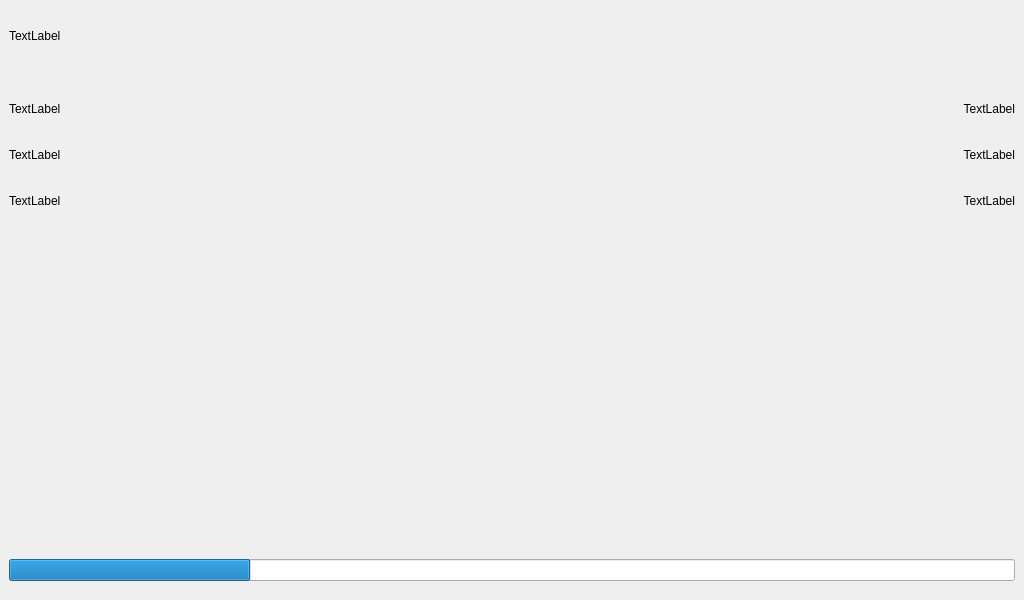
Above: src/ui/gui/storyboards/InformationPage.ui from HBuczynski/AHRS before the change. Below: the same form after it.
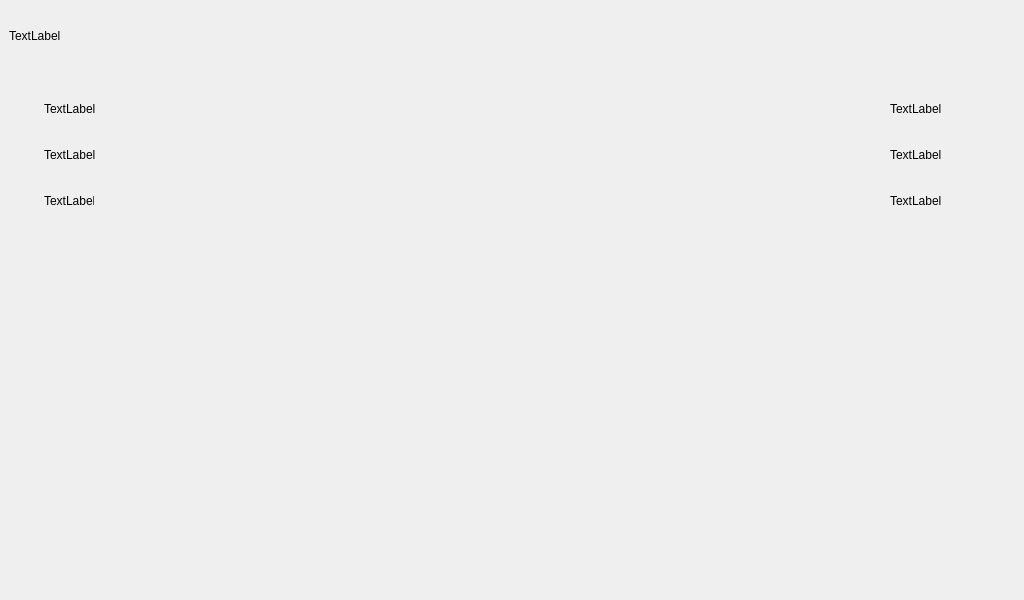
That is the form after the change.

```diff
--- a/src/ui/gui/storyboards/InformationPage.ui
+++ b/src/ui/gui/storyboards/InformationPage.ui
@@ -64,17 +64,33 @@
     </item>
     <item>
      <layout class="QHBoxLayout" name="horizontalLayout_3">
+      <item>
+       <spacer name="horizontalSpacer_2">
+        <property name="orientation">
+         <enum>Qt::Horizontal</enum>
+        </property>
+        <property name="sizeType">
+         <enum>QSizePolicy::Fixed</enum>
+        </property>
+        <property name="sizeHint" stdset="0">
+         <size>
+          <width>35</width>
+          <height>20</height>
+         </size>
+        </property>
+       </spacer>
+      </item>
       <item>
        <widget class="QLabel" name="lefLabel">
         <property name="minimumSize">
          <size>
-          <width>280</width>
+          <width>230</width>
           <height>0</height>
          </size>
         </property>
         <property name="maximumSize">
          <size>
-          <width>280</width>
+          <width>230</width>
           <height>16777215</height>
          </size>
         </property>
@@ -129,13 +145,13 @@
        <widget class="QLabel" name="rightLabel">
         <property name="minimumSize">
          <size>
-          <width>160</width>
+          <width>90</width>
           <height>0</height>
          </size>
         </property>
         <property name="maximumSize">
          <size>
-          <width>160</width>
+          <width>90</width>
           <height>16777215</height>
          </size>
         </property>
@@ -143,10 +159,26 @@
          <string>TextLabel</string>
         </property>
         <property name="alignment">
-         <set>Qt::AlignRight|Qt::AlignTrailing|Qt::AlignVCenter</set>
+         <set>Qt::AlignLeading|Qt::AlignLeft|Qt::AlignVCenter</set>
         </property>
        </widget>
       </item>
+      <item>
+       <spacer name="horizontalSpacer">
+        <property name="orientation">
+         <enum>Qt::Horizontal</enum>
+        </property>
+        <property name="sizeType">
+         <enum>QSizePolicy::Fixed</enum>
+        </property>
+        <property name="sizeHint" stdset="0">
+         <size>
+          <width>35</width>
+          <height>20</height>
+         </size>
+        </property>
+       </spacer>
+      </item>
      </layout>
     </item>
     <item>
@@ -167,17 +199,33 @@
     </item>
     <item>
      <layout class="QHBoxLayout" name="horizontalLayout_5">
+      <item>
+       <spacer name="horizontalSpacer_3">
+        <property name="orientation">
+         <enum>Qt::Horizontal</enum>
+        </property>
+        <property name="sizeType">
+         <enum>QSizePolicy::Fixed</enum>
+        </property>
+        <property name="sizeHint" stdset="0">
+         <size>
+          <width>35</width>
+          <height>20</height>
+         </size>
+        </property>
+       </spacer>
+      </item>
       <item>
        <widget class="QLabel" name="lefLabel_2">
         <property name="minimumSize">
          <size>
-          <width>280</width>
+          <width>267</width>
           <height>0</height>
          </size>
         </property>
         <property name="maximumSize">
          <size>
-          <width>280</width>
+          <width>267</width>
           <height>16777215</height>
          </size>
         </property>
@@ -232,13 +280,13 @@
        <widget class="QLabel" name="rightLabel_2">
         <property name="minimumSize">
          <size>
-          <width>160</width>
+          <width>90</width>
           <height>0</height>
          </size>
         </property>
         <property name="maximumSize">
          <size>
-          <width>160</width>
+          <width>90</width>
           <height>16777215</height>
          </size>
         </property>
@@ -246,10 +294,26 @@
          <string>TextLabel</string>
         </property>
         <property name="alignment">
-         <set>Qt::AlignRight|Qt::AlignTrailing|Qt::AlignVCenter</set>
+         <set>Qt::AlignLeading|Qt::AlignLeft|Qt::AlignVCenter</set>
         </property>
        </widget>
       </item>
+      <item>
+       <spacer name="horizontalSpacer_7">
+        <property name="orientation">
+         <enum>Qt::Horizontal</enum>
+        </property>
+        <property name="sizeType">
+         <enum>QSizePolicy::Fixed</enum>
+        </property>
+        <property name="sizeHint" stdset="0">
+         <size>
+          <width>35</width>
+          <height>20</height>
+         </size>
+        </property>
+       </spacer>
+      </item>
      </layout>
     </item>
     <item>
@@ -270,17 +334,33 @@
     </item>
     <item>
      <layout class="QHBoxLayout" name="horizontalLayout_6">
+      <item>
+       <spacer name="horizontalSpacer_4">
+        <property name="orientation">
+         <enum>Qt::Horizontal</enum>
+        </property>
+        <property name="sizeType">
+         <enum>QSizePolicy::Fixed</enum>
+        </property>
+        <property name="sizeHint" stdset="0">
+         <size>
+          <width>35</width>
+          <height>20</height>
+         </size>
+        </property>
+       </spacer>
+      </item>
       <item>
        <widget class="QLabel" name="lefLabel_3">
         <property name="minimumSize">
          <size>
-          <width>280</width>
+          <width>50</width>
           <height>0</height>
          </size>
         </property>
         <property name="maximumSize">
          <size>
-          <width>280</width>
+          <width>50</width>
           <height>16777215</height>
          </size>
         </property>
@@ -335,13 +415,13 @@
        <widget class="QLabel" name="rightLabel_3">
         <property name="minimumSize">
          <size>
-          <width>160</width>
+          <width>90</width>
           <height>0</height>
          </size>
         </property>
         <property name="maximumSize">
          <size>
-          <width>160</width>
+          <width>90</width>
           <height>16777215</height>
          </size>
         </property>
@@ -349,10 +429,26 @@
          <string>TextLabel</string>
         </property>
         <property name="alignment">
-         <set>Qt::AlignRight|Qt::AlignTrailing|Qt::AlignVCenter</set>
+         <set>Qt::AlignLeading|Qt::AlignLeft|Qt::AlignVCenter</set>
         </property>
        </widget>
       </item>
+      <item>
+       <spacer name="horizontalSpacer_8">
+        <property name="orientation">
+         <enum>Qt::Horizontal</enum>
+        </property>
+        <property name="sizeType">
+         <enum>QSizePolicy::Fixed</enum>
+        </property>
+        <property name="sizeHint" stdset="0">
+         <size>
+          <width>35</width>
+          <height>20</height>
+         </size>
+        </property>
+       </spacer>
+      </item>
      </layout>
     </item>
     <item>
@@ -368,31 +464,45 @@
       </property>
      </spacer>
     </item>
+   </layout>
+  </widget>
+  <widget class="QFrame" name="buttonFrame">
+   <property name="geometry">
+    <rect>
+     <x>512</x>
+     <y>560</y>
+     <width>512</width>
+     <height>40</height>
+    </rect>
+   </property>
+   <property name="styleSheet">
+    <string notr="true"/>
+   </property>
+   <property name="lineWidth">
+    <number>0</number>
+   </property>
+   <layout class="QHBoxLayout" name="horizontalButtons">
+    <property name="spacing">
+     <number>0</number>
+    </property>
+    <property name="leftMargin">
+     <number>0</number>
+    </property>
+    <property name="topMargin">
+     <number>0</number>
+    </property>
+    <property name="rightMargin">
+     <number>0</number>
+    </property>
+    <property name="bottomMargin">
+     <number>0</number>
+    </property>
     <item>
-     <widget class="QProgressBar" name="progressBar">
-      <property name="value">
-       <number>24</number>
+     <layout class="QGridLayout" name="buttonLayout">
+      <property name="spacing">
+       <number>0</number>
       </property>
-      <property name="textVisible">
-       <bool>false</bool>
-      </property>
-     </widget>
-    </item>
-    <item>
-     <spacer name="verticalSpacer_6">
-      <property name="orientation">
-       <enum>Qt::Vertical</enum>
-      </property>
-      <property name="sizeType">
-       <enum>QSizePolicy::Fixed</enum>
-      </property>
-      <property name="sizeHint" stdset="0">
-       <size>
-        <width>20</width>
-        <height>10</height>
-       </size>
-      </property>
-     </spacer>
+     </layout>
     </item>
    </layout>
   </widget>
```
